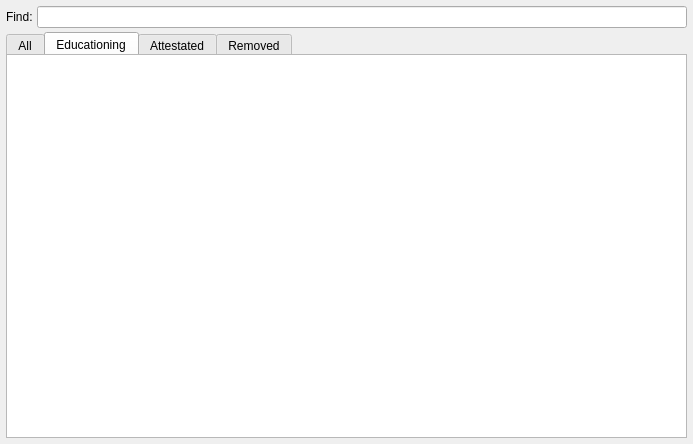
awfeequdng/rubus, file src/plugins/Operators/widgets/operatortablewidget.ui: the form before one commit.
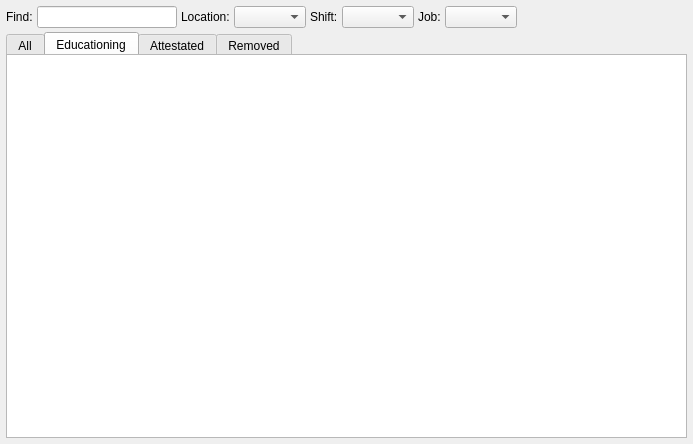
The form after the commit. Custom widgets are drawn as their Qt base class.

What changed in the file:
```diff
--- a/src/plugins/Operators/widgets/operatortablewidget.ui
+++ b/src/plugins/Operators/widgets/operatortablewidget.ui
@@ -30,16 +30,66 @@
     <number>6</number>
    </property>
    <item>
-    <layout class="QFormLayout" name="formLayout">
-     <item row="0" column="0">
-      <widget class="QLabel" name="label">
+    <layout class="QHBoxLayout" name="horizontalLayout">
+     <item>
+      <layout class="QFormLayout" name="formLayout">
+       <property name="fieldGrowthPolicy">
+        <enum>QFormLayout::AllNonFixedFieldsGrow</enum>
+       </property>
+       <item row="0" column="0">
+        <widget class="QLabel" name="label">
+         <property name="text">
+          <string>Find:</string>
+         </property>
+        </widget>
+       </item>
+       <item row="0" column="1">
+        <widget class="QLineEdit" name="edFind"/>
+       </item>
+      </layout>
+     </item>
+     <item>
+      <widget class="QLabel" name="labLocation">
        <property name="text">
-        <string>Find:</string>
+        <string>Location:</string>
        </property>
       </widget>
      </item>
-     <item row="0" column="1">
-      <widget class="QLineEdit" name="lineEdit"/>
+     <item>
+      <widget class="AdvComboBox" name="cmbLocation"/>
+     </item>
+     <item>
+      <widget class="QLabel" name="label_2">
+       <property name="text">
+        <string>Shift:</string>
+       </property>
+      </widget>
+     </item>
+     <item>
+      <widget class="AdvComboBox" name="cmbShift"/>
+     </item>
+     <item>
+      <widget class="QLabel" name="label_3">
+       <property name="text">
+        <string>Job:</string>
+       </property>
+      </widget>
+     </item>
+     <item>
+      <widget class="AdvComboBox" name="cmbJob"/>
+     </item>
+     <item>
+      <spacer name="horizontalSpacer">
+       <property name="orientation">
+        <enum>Qt::Horizontal</enum>
+       </property>
+       <property name="sizeHint" stdset="0">
+        <size>
+         <width>40</width>
+         <height>20</height>
+        </size>
+       </property>
+      </spacer>
      </item>
     </layout>
    </item>
@@ -111,6 +161,11 @@
    <extends>QTableView</extends>
    <header>widgets/advtableview.h</header>
   </customwidget>
+  <customwidget>
+   <class>AdvComboBox</class>
+   <extends>QComboBox</extends>
+   <header>widgets/advcombobox.h</header>
+  </customwidget>
  </customwidgets>
  <resources/>
  <connections/>
```
Left out of the diff: 8 changed lines with no effect on the pictures.
